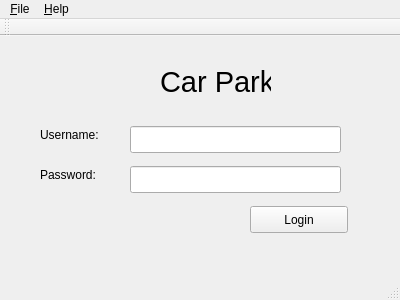
First picture: the form in mainwindow.ui, repository saffaanh/system, before the edit.
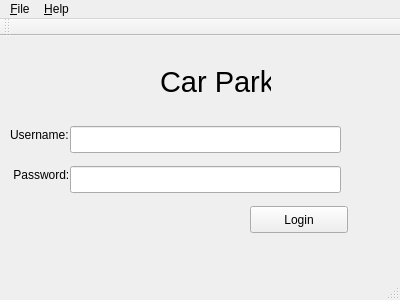
Second picture: the form after the edit.

```diff
--- a/mainwindow.ui
+++ b/mainwindow.ui
@@ -17,9 +17,9 @@
    <widget class="QLineEdit" name="userLine">
     <property name="geometry">
      <rect>
-      <x>130</x>
+      <x>70</x>
       <y>90</y>
-      <width>211</width>
+      <width>271</width>
       <height>27</height>
      </rect>
     </property>
@@ -40,7 +40,7 @@
    <widget class="QLabel" name="UserLabel">
     <property name="geometry">
      <rect>
-      <x>40</x>
+      <x>10</x>
       <y>90</y>
       <width>81</width>
       <height>17</height>
@@ -53,9 +53,9 @@
    <widget class="QLineEdit" name="userPass">
     <property name="geometry">
      <rect>
-      <x>130</x>
+      <x>70</x>
       <y>130</y>
-      <width>211</width>
+      <width>271</width>
       <height>27</height>
      </rect>
     </property>
@@ -66,14 +66,14 @@
    <widget class="QLabel" name="passLabel">
     <property name="geometry">
      <rect>
-      <x>40</x>
+      <x>10</x>
       <y>130</y>
       <width>67</width>
       <height>17</height>
      </rect>
     </property>
     <property name="text">
-     <string>Password:</string>
+     <string> Password:</string>
     </property>
    </widget>
    <widget class="QLabel" name="label">
```
Left out of the diff: 5 changed lines with no effect on the pictures.
